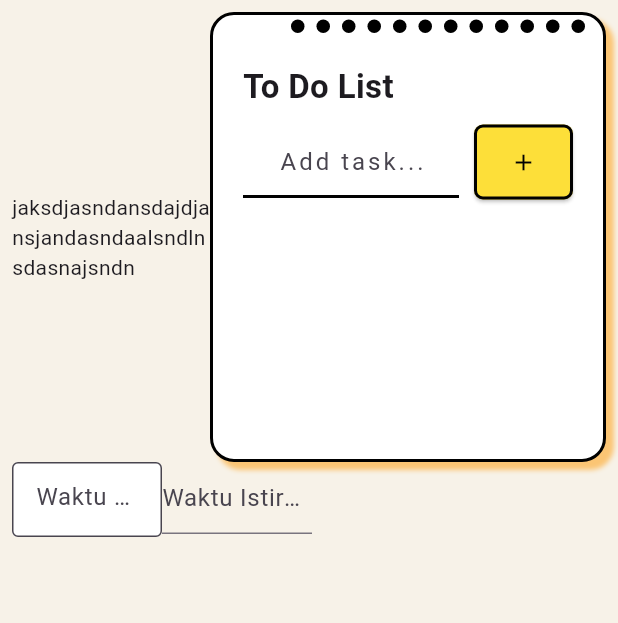
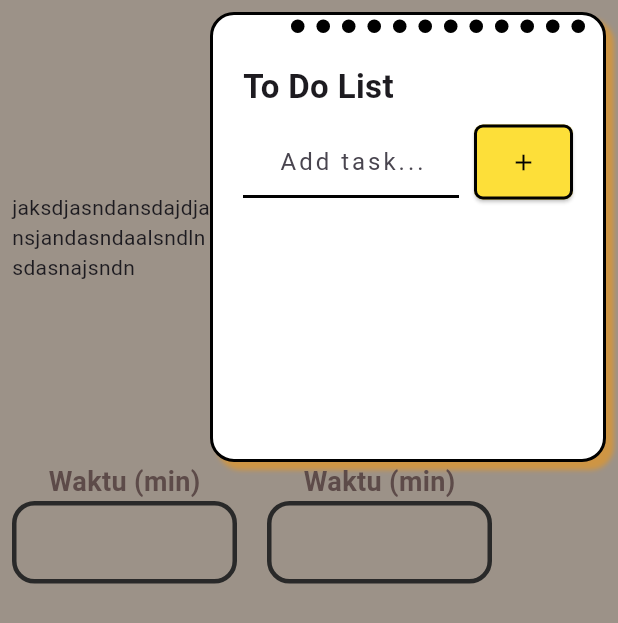
Before and after one commit to Faqihasyari/pomodoro_app, a Flutter app: the screen it shows after launch, on a phone screen of 412 x 824 dp. Shown: the top 623 px of the screen. Run offline on Flutter 3.47's test engine with Material 3 defaults, Android fonts, the phone set to English and light mode, and no system bars; our stand-ins replace google_fonts; Roboto replaces fonts that are missing (Mansalva).

Commit message:
add button input

```diff
--- a/lib/core/constants/color.dart
+++ b/lib/core/constants/color.dart
@@ -4,4 +4,10 @@ import 'dart:ui';
 const btn = Color(0xffFDDF39);
 const garis = Color(0xff010101);
 const border = Color(0xffF2F2F2);
-const bg = Color(0xfff7f2e8);
+const bg = Color(0xff9C9288);
+
+// conatiner timer
+const bgContainer = Color(0xff9C9288);
+const btnColorTimer = Color(0xffE1DDDC);
+const outlineBorder = Color(0xff292929);
+const btnColor = Color(0xff5D4B49);
--- a/lib/core/constants/font.dart
+++ b/lib/core/constants/font.dart
@@ -1,4 +1,6 @@
 import 'package:flutter/rendering.dart';
 import 'package:google_fonts/google_fonts.dart';
+import 'package:pomodoro_app/core/constants/color.dart';
 
 var frindly = GoogleFonts.mansalva(fontSize: 22, fontWeight: FontWeight.bold);
+var fontBtnTimer = GoogleFonts.mansalva(fontSize: 18, color: btnColor, fontWeight: FontWeight.bold);
--- a/lib/core/widgets/buttonInput.dart
+++ b/lib/core/widgets/buttonInput.dart
@@ -1,4 +1,6 @@
 import 'package:flutter/material.dart';
+import 'package:pomodoro_app/core/constants/color.dart';
+import 'package:pomodoro_app/core/constants/font.dart';
 import 'package:pomodoro_app/presentation/provider/pomodoro_provider.dart';
 import 'package:provider/provider.dart';
 
@@ -25,34 +27,100 @@ class _InputButtonState extends State<InputButton> {
       return '$m:$s';
     }
     return Row(
+      spacing: 20,
       children: [
+        Column(
+          children: [
+            Text('Waktu (min)', style: fontBtnTimer,),
             SizedBox(
-          width: 100,
-          height: 50,
+              width: 150,
+              height: 55,
               child: TextField(
+                maxLines: null,
+
+                expands: true,
                       controller: _focusController,
                       keyboardType: TextInputType.number,
+                      decoration: InputDecoration(
+              isDense: true,
+              contentPadding: EdgeInsets.symmetric(
+                horizontal: 8,
+                vertical: 10,
+              ),
+              filled: true,
+              fillColor: Colors.transparent,
+              enabledBorder: OutlineInputBorder(
+                  borderRadius: BorderRadius.circular(15),
+                  borderSide: BorderSide(
+                    color: outlineBorder,
+                    width: 3,
+                  ),
+                ),
 
-            decoration: InputDecoration(
-              filled: true,
-              fillColor: Colors.white,
-              border: OutlineInputBorder(borderSide: BorderSide(width: 2, color: Colors.black)),
-              hintText: 'Waktu Fomkus'
+                focusedBorder: OutlineInputBorder(
+                  borderRadius: BorderRadius.circular(15),
+                  borderSide: BorderSide(
+                    color: outlineBorder,
+                    width: 3,
+                  ),
+                ),
+                      ),),
 
             ),
+          ],
         ),
-        ),
+        //  SizedBox(
+        //   width: 100,
+        //   height: 50,
+        //    child: TextField(
+
+        //     controller: _restController,
+        //     keyboardType: TextInputType.number,
+        //     decoration: InputDecoration(
+        //       hintText: 'Waktu Istirahat'
+        //     ),
+        //            ),
+        //  )
+        Column(
+          children: [
+            Text('Waktu (min)', style: fontBtnTimer,),
             SizedBox(
-          width: 100,
-          height: 50,
+              width: 150,
+              height: 55,
               child: TextField(
+                maxLines: null,
+
+                expands: true,
                       controller: _restController,
                       keyboardType: TextInputType.number,
                       decoration: InputDecoration(
-              hintText: 'Waktu Istirahat'
+              isDense: true,
+              contentPadding: EdgeInsets.symmetric(
+                horizontal: 8,
+                vertical: 10,
+              ),
+              filled: true,
+              fillColor: Colors.transparent,
+              enabledBorder: OutlineInputBorder(
+                  borderRadius: BorderRadius.circular(15),
+                  borderSide: BorderSide(
+                    color: outlineBorder,
+                    width: 3,
                   ),
                 ),
-         )
+
+                focusedBorder: OutlineInputBorder(
+                  borderRadius: BorderRadius.circular(15),
+                  borderSide: BorderSide(
+                    color: outlineBorder,
+                    width: 3,
+                  ),
+                ),
+                      ),),
+
+            ),
+          ],
+        ),
       ],
     );
   }
--- /dev/null
+++ b/lib/core/widgets/containerTimer.dart
@@ -0,0 +1,30 @@
+import 'package:flutter/material.dart';
+import 'package:pomodoro_app/core/constants/color.dart';
+import 'package:pomodoro_app/core/widgets/buttonInput.dart';
+
+class Containertimer extends StatefulWidget {
+  const Containertimer({super.key});
+
+  @override
+  State<Containertimer> createState() => _ContainertimerState();
+}
+
+class _ContainertimerState extends State<Containertimer> {
+  @override
+  Widget build(BuildContext context) {
+    return Container(
+      height: 120,
+      width: 100,
+      decoration: BoxDecoration(
+        color: bgContainer,
+
+      ),
+      child: Column(
+        children: [
+          Text('Puqi Pomodoro'),
+          InputButton(),
+        ],
+      ),
+    );
+  }
+}
```
Lines whose indentation alone changed are shown as unchanged.
